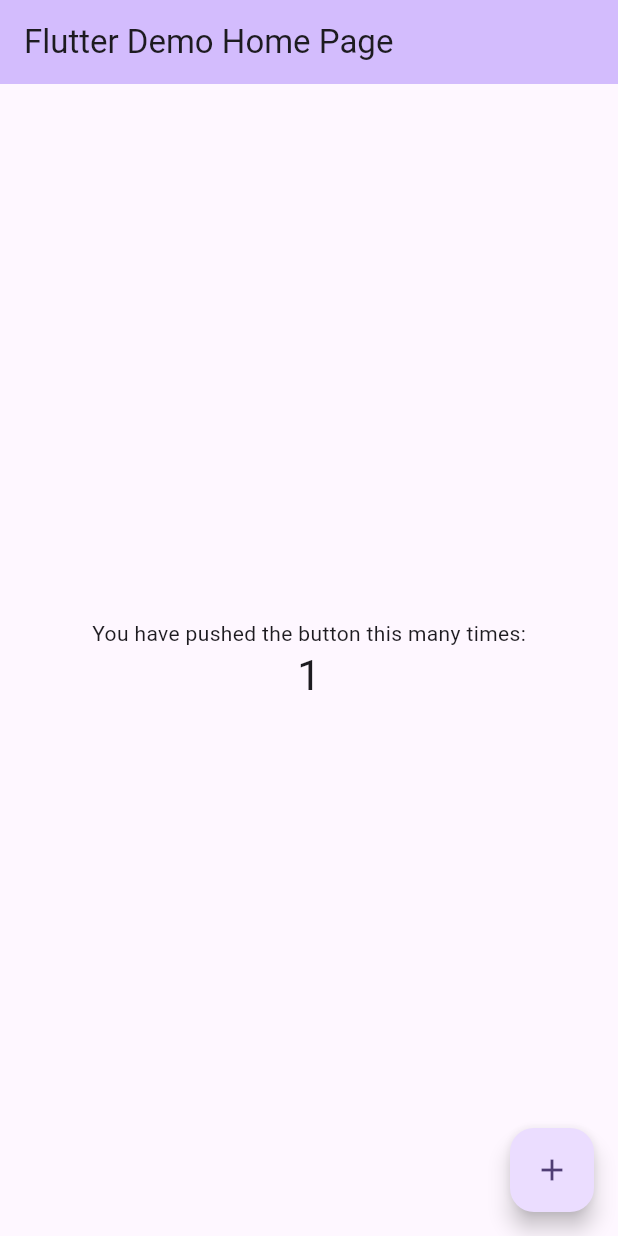
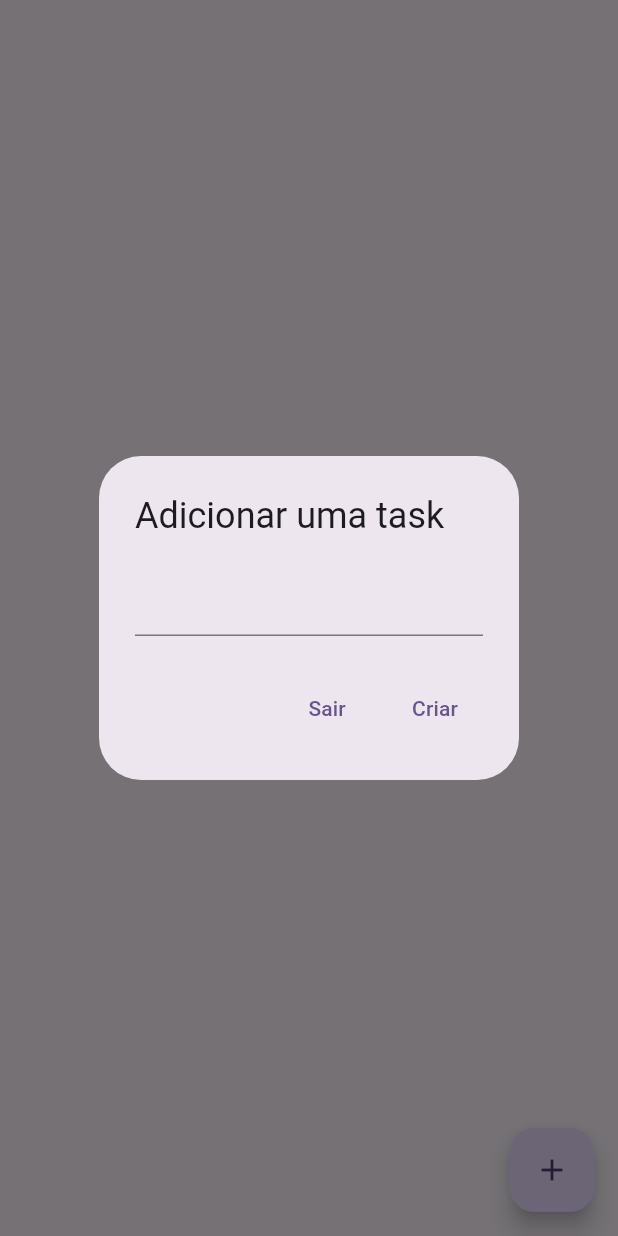
Before and after one commit to alisonfrd/masterclas_teste, a Flutter app: the screen it shows after launch, after a tap on the "add" icon, on a phone screen of 412 x 824 dp. Run offline on Flutter 3.47's test engine with Material 3 defaults, Android fonts, the phone set to English and light mode, and no system bars; our stand-ins replace bloc, equatable, flutter_bloc, isar; missing offline and left inert: uno; accounts and stored records are empty; generated files the repository leaves out were written again.

Commit message:
finalizado curso ~~

```diff
--- a/module_handson/lib/main.dart
+++ b/module_handson/lib/main.dart
@@ -1,4 +1,10 @@
 import 'package:flutter/material.dart';
+import 'package:flutter_bloc/flutter_bloc.dart';
+import 'package:module_handson/src/cubits/board_cubit.dart';
+import 'package:module_handson/src/pages/board_page.dart';
+import 'package:module_handson/src/repositories/board_repository.dart';
+import 'package:module_handson/src/repositories/isar/isar_board_repository.dart';
+import 'package:module_handson/src/repositories/isar/isar_datasource.dart';
 
 void main() {
   runApp(const MyApp());
@@ -7,119 +13,25 @@
 class MyApp extends StatelessWidget {
   const MyApp({super.key});
 
-  // This widget is the root of your application.
   @override
   Widget build(BuildContext context) {
-    return MaterialApp(
-      title: 'Flutter Demo',
-      theme: ThemeData(
-        // This is the theme of your application.
-        //
-        // TRY THIS: Try running your application with "flutter run". You'll see
-        // the application has a purple toolbar. Then, without quitting the app,
-        // try changing the seedColor in the colorScheme below to Colors.green
-        // and then invoke "hot reload" (save your changes or press the "hot
-        // reload" button in a Flutter-supported IDE, or press "r" if you used
-        // the command line to start the app).
-        //
-        // Notice that the counter didn't reset back to zero; the application
-        // state is not lost during the reload. To reset the state, use hot
-        // restart instead.
-        //
-        // This works for code too, not just values: Most code changes can be
-        // tested with just a hot reload.
-        colorScheme: ColorScheme.fromSeed(seedColor: Colors.deepPurple),
-        useMaterial3: true,
+    return MultiBlocProvider(
+      providers: [
+        RepositoryProvider(
+          create: (context) => IsarDatasource(),
+        ),
+        RepositoryProvider<BoardRepository>(
+            create: (context) => IsarBoardRepository(context.read())),
+        BlocProvider(create: (context) => BoardCubit(context.read()))
+      ],
+      child: MaterialApp(
+        title: 'Flutter Demo',
+        theme: ThemeData(
+          colorScheme: ColorScheme.fromSeed(seedColor: Colors.deepPurple),
+          useMaterial3: true,
+        ),
+        home: const BoardPage(),
       ),
-      home: const MyHomePage(title: 'Flutter Demo Home Page'),
     );
   }
 }
-
-class MyHomePage extends StatefulWidget {
-  const MyHomePage({super.key, required this.title});
-
-  // This widget is the home page of your application. It is stateful, meaning
-  // that it has a State object (defined below) that contains fields that affect
-  // how it looks.
-
-  // This class is the configuration for the state. It holds the values (in this
-  // case the title) provided by the parent (in this case the App widget) and
-  // used by the build method of the State. Fields in a Widget subclass are
-  // always marked "final".
-
-  final String title;
-
-  @override
-  State<MyHomePage> createState() => _MyHomePageState();
-}
-
-class _MyHomePageState extends State<MyHomePage> {
-  int _counter = 0;
-
-  void _incrementCounter() {
-    setState(() {
-      // This call to setState tells the Flutter framework that something has
-      // changed in this State, which causes it to rerun the build method below
-      // so that the display can reflect the updated values. If we changed
-      // _counter without calling setState(), then the build method would not be
-      // called again, and so nothing would appear to happen.
-      _counter++;
-    });
-  }
-
-  @override
-  Widget build(BuildContext context) {
-    // This method is rerun every time setState is called, for instance as done
-    // by the _incrementCounter method above.
-    //
-    // The Flutter framework has been optimized to make rerunning build methods
-    // fast, so that you can just rebuild anything that needs updating rather
-    // than having to individually change instances of widgets.
-    return Scaffold(
-      appBar: AppBar(
-        // TRY THIS: Try changing the color here to a specific color (to
-        // Colors.amber, perhaps?) and trigger a hot reload to see the AppBar
-        // change color while the other colors stay the same.
-        backgroundColor: Theme.of(context).colorScheme.inversePrimary,
-        // Here we take the value from the MyHomePage object that was created by
-        // the App.build method, and use it to set our appbar title.
-        title: Text(widget.title),
-      ),
-      body: Center(
-        // Center is a layout widget. It takes a single child and positions it
-        // in the middle of the parent.
-        child: Column(
-          // Column is also a layout widget. It takes a list of children and
-          // arranges them vertically. By default, it sizes itself to fit its
-          // children horizontally, and tries to be as tall as its parent.
-          //
-          // Column has various properties to control how it sizes itself and
-          // how it positions its children. Here we use mainAxisAlignment to
-          // center the children vertically; the main axis here is the vertical
-          // axis because Columns are vertical (the cross axis would be
-          // horizontal).
-          //
-          // TRY THIS: Invoke "debug painting" (choose the "Toggle Debug Paint"
-          // action in the IDE, or press "p" in the console), to see the
-          // wireframe for each widget.
-          mainAxisAlignment: MainAxisAlignment.center,
-          children: <Widget>[
-            const Text(
-              'You have pushed the button this many times:',
-            ),
-            Text(
-              '$_counter',
-              style: Theme.of(context).textTheme.headlineMedium,
-            ),
-          ],
-        ),
-      ),
-      floatingActionButton: FloatingActionButton(
-        onPressed: _incrementCounter,
-        tooltip: 'Increment',
-        child: const Icon(Icons.add),
-      ), // This trailing comma makes auto-formatting nicer for build methods.
-    );
-  }
-}
--- a/module_handson/lib/src/model/task.dart
+++ b/module_handson/lib/src/model/task.dart
@@ -3,9 +3,9 @@ import 'package:equatable/equatable.dart';
 class Task extends Equatable {
   final int id;
   final String description;
-  bool check;
+  final bool check;
 
-  Task({
+  const Task({
     required this.id,
     required this.description,
     this.check = false,
--- /dev/null
+++ b/module_handson/lib/src/pages/board_page.dart
@@ -0,0 +1,99 @@
+import 'package:flutter/material.dart';
+import 'package:flutter_bloc/flutter_bloc.dart';
+import 'package:module_handson/src/cubits/board_cubit.dart';
+import 'package:module_handson/src/model/task.dart';
+import 'package:module_handson/src/states/board_state.dart';
+
+class BoardPage extends StatefulWidget {
+  const BoardPage({super.key});
+
+  @override
+  State<BoardPage> createState() => _BoardPageState();
+}
+
+class _BoardPageState extends State<BoardPage> {
+  @override
+  void initState() {
+    // TODO: implement initState
+    super.initState();
+    WidgetsBinding.instance.addPostFrameCallback((timeStamp) {
+      context.read<BoardCubit>().fetchTasks();
+    });
+  }
+
+  @override
+  Widget build(BuildContext context) {
+    final cubit = context.watch<BoardCubit>();
+    final state = cubit.state;
+    Widget body = Container();
+
+    if (state is EmptyBoardState) {
+      body = const Center(
+        key: Key('EmptyState'),
+        child: Text('Adicione uma nova Task'),
+      );
+    } else if (state is GettedTaskBoardState) {
+      final tasks = state.tasks;
+      body = ListView.builder(
+        key: const Key('GettedState'),
+        itemCount: tasks.length,
+        itemBuilder: (context, index) {
+          final task = tasks[index];
+          return CheckboxListTile(
+            value: task.check,
+            title: Text(task.description),
+            onChanged: (value) {
+              cubit.checkTask(task);
+            },
+          );
+        },
+      );
+    } else if (state is FailureBoardState) {
+      body = const Center(
+        key: Key('FailureState'),
+        child: Text('Falha ao pegar as tasks'),
+      );
+    }
+
+    return Scaffold(
+      body: body,
+      floatingActionButton: FloatingActionButton(
+        onPressed: () {
+          addTask();
+        },
+        child: const Icon(Icons.add),
+      ),
+    );
+  }
+
+  void addTask() {
+    var description = '';
+    showDialog(
+      context: context,
+      builder: (context) {
+        return AlertDialog.adaptive(
+          actions: [
+            TextButton(
+                onPressed: () {
+                  Navigator.pop(context);
+                },
+                child: const Text('Sair')),
+            TextButton(
+                onPressed: () {
+                  final task = Task(id: -1, description: description);
+                  context.read<BoardCubit>().addTask(task);
+                  Navigator.pop(context);
+                },
+                child: const Text('Criar'))
+          ],
+          title: const Text('Adicionar uma task'),
+          content: TextField(
+            onChanged: (value) {
+              description = value;
+            },
+          ),
+        );
+      },
+    );
+  }
+}
--- /dev/null
+++ b/module_handson/lib/src/repositories/isar/isar_board_repository.dart
@@ -0,0 +1,33 @@
+import 'package:module_handson/src/model/task.dart';
+import 'package:module_handson/src/repositories/board_repository.dart';
+import 'package:module_handson/src/repositories/isar/isar_datasource.dart';
+import 'package:module_handson/src/repositories/isar/task_model.dart';
+
+class IsarBoardRepository implements BoardRepository {
+  final IsarDatasource datasource;
+
+  IsarBoardRepository(this.datasource);
+  @override
+  Future<List<Task>> fetch() async {
+    final models = await datasource.getTasks();
+    return models
+        .map((e) => Task(id: e.id, description: e.description, check: e.check))
+        .toList();
+  }
+
+  @override
+  Future<List<Task>> update(List<Task> task) async {
+    final models = task.map((e) {
+      final model = TaskModel()
+        ..description = e.description
+        ..check = e.check;
+      if (e.id != -1) {
+        model.id = e.id;
+      }
+      return model;
+    }).toList();
+    await datasource.deleteAllTasks();
+    await datasource.putAllTasks(models);
+    return task;
+  }
+}
--- /dev/null
+++ b/module_handson/lib/src/repositories/isar/isar_datasource.dart
@@ -0,0 +1,35 @@
+import 'package:isar/isar.dart';
+import 'package:module_handson/src/repositories/isar/task_model.dart';
+import 'package:path_provider/path_provider.dart';
+
+class IsarDatasource {
+  Isar? _isar;
+
+  Future<Isar> _getInstance() async {
+    if (_isar != null) {
+      return _isar!;
+    }
+    final dir = await getApplicationDocumentsDirectory();
+    _isar = await Isar.open([TaskModelSchema], directory: dir.path);
+    return _isar!;
+  }
+
+  Future<List<TaskModel>> getTasks() async {
+    final isar = await _getInstance();
+    return await isar.taskModels.where().findAll();
+  }
+
+  Future<void> deleteAllTasks() async {
+    final isar = await _getInstance();
+    await isar.writeTxn(() async {
+      return isar.taskModels.where().deleteAll();
+    });
+  }
+
+  Future<void> putAllTasks(List<TaskModel> models) async {
+    final isar = await _getInstance();
+    await isar.writeTxn(() async {
+      return isar.taskModels.putAll(models);
+    });
+  }
+}
--- /dev/null
+++ b/module_handson/lib/src/repositories/isar/task_model.dart
@@ -0,0 +1,10 @@
+import 'package:isar/isar.dart';
+
+part 'task_model.g.dart';
+
+@collection
+class TaskModel {
+  Id id = Isar.autoIncrement;
+  String description = '';
+  bool check = false;
+}
```
Also changed, not shown: module_handson/lib/src/repositories/isar/task_model.g.dart (added), 8 other files.
